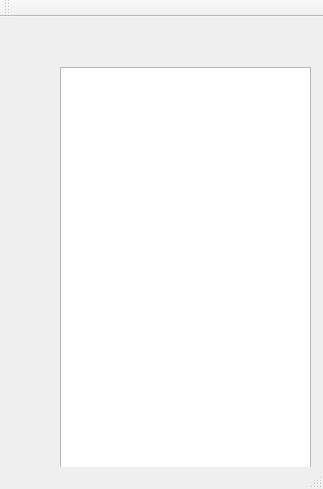
This is mainwindow.ui in dyq3243/Qt_serial as Qt 5 draws it before an edit. The edited form follows.
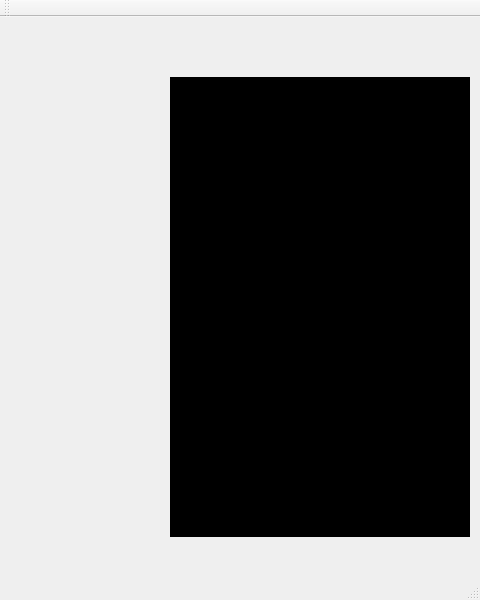
This is the edited form. Custom widgets are drawn as their Qt base class.

Diff of the .ui file:
```diff
--- a/mainwindow.ui
+++ b/mainwindow.ui
@@ -6,8 +6,8 @@
    <rect>
     <x>0</x>
     <y>0</y>
-    <width>323</width>
-    <height>489</height>
+    <width>480</width>
+    <height>600</height>
    </rect>
   </property>
   <property name="minimumSize">
@@ -18,8 +18,8 @@
   </property>
   <property name="maximumSize">
    <size>
-    <width>500</width>
-    <height>500</height>
+    <width>1000</width>
+    <height>1000</height>
    </size>
   </property>
   <property name="sizeIncrement">
@@ -35,10 +35,10 @@
    <widget class="text" name="textEdit">
     <property name="geometry">
      <rect>
-      <x>60</x>
-      <y>50</y>
-      <width>251</width>
-      <height>421</height>
+      <x>170</x>
+      <y>60</y>
+      <width>300</width>
+      <height>460</height>
      </rect>
     </property>
     <property name="minimumSize">
@@ -49,10 +49,14 @@
     </property>
     <property name="maximumSize">
      <size>
-      <width>500</width>
-      <height>500</height>
+      <width>1000</width>
+      <height>1000</height>
      </size>
     </property>
+    <property name="styleSheet">
+     <string notr="true">background-color: rgb(0, 0, 0);
+color: rgb(255, 255, 255);</string>
+    </property>
    </widget>
   </widget>
   <widget class="QMenuBar" name="menuBar">
```
Left out of the diff: 4 changed lines with no effect on the pictures.
